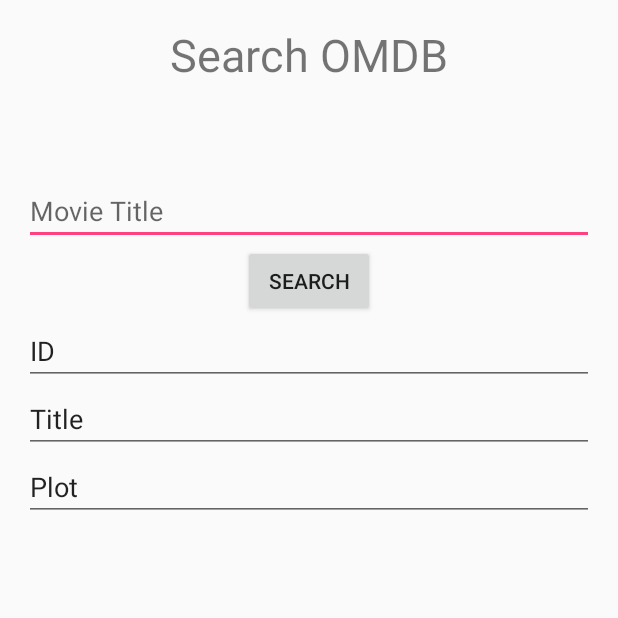
After one commit to bsberg/NewMoomieApp, an Android app: the AddMovieActivity screen opened directly, with no data from a screen before it, on a phone screen of 412 x 824 dp, the top half of it. The commit adds this screen. Run offline under Robolectric (Android 15) with nearby library versions, the phone set to English and light mode, and no system bars.

Commit message:
Connected to OMDB
-Successfully connected to the OMDB
-Can read imdbID, title, plot
-Adds movies to database

```diff
--- a/Moomie2/app/src/main/AndroidManifest.xml
+++ b/Moomie2/app/src/main/AndroidManifest.xml
@@ -41,7 +41,8 @@
         <activity
             android:name=".menu"
             android:label="@string/title_activity_menu"
-            android:theme="@style/AppTheme"/>
+            android:theme="@style/AppTheme" />
+        <activity android:name=".AddMovieActivity"></activity>
     </application>
 
 </manifest>
--- /dev/null
+++ b/Moomie2/app/src/main/java/com/example/brianberg/moomie2/AddMovieActivity.java
@@ -0,0 +1,75 @@
+package com.example.brianberg.moomie2;
+
+import android.support.v7.app.AppCompatActivity;
+import android.content.Context;
+import android.content.Intent;
+import android.content.SharedPreferences;
+
+import android.graphics.Typeface;
+import android.support.v7.app.ActionBarActivity;
+import android.os.Bundle;
+
+import android.util.Log;
+import android.view.Menu;
+import android.view.MenuItem;
+import android.view.View;
+
+import android.widget.Button;
+import android.widget.EditText;
+import android.widget.TextView;
+import android.widget.Toast;
+
+import java.util.List;
+
+public class AddMovieActivity extends AppCompatActivity {
+    EditText ed1, ed2, ed3, ed4;
+
+    private String url1 = "http://www.omdbapi.com/?t=";
+    private String url2 = "&y=&plot=short&r=xml";
+    private HandleXML obj;
+    Button b1;
+
+    @Override
+    protected void onCreate(Bundle savedInstanceState) {
+        super.onCreate(savedInstanceState);
+        setContentView(R.layout.activity_add_movie);
+        final DatabaseHandler db = new DatabaseHandler(this);
+
+        b1 = (Button)findViewById(R.id.button);
+
+        ed1 = (EditText)findViewById(R.id.editText);
+        ed2 = (EditText)findViewById(R.id.editText2);
+        ed3 = (EditText)findViewById(R.id.editText3);
+        ed4 = (EditText)findViewById(R.id.editText4);
+
+        b1.setOnClickListener(new View.OnClickListener() {
+                @Override
+                public void onClick(View v){
+                    String url = ed1.getText().toString();
+                    String finalUrl = url1 + url + url2;
+                    ed2.setText(finalUrl);
+                    Log.d("OMDB http",finalUrl);
+
+                    obj = new HandleXML(finalUrl);
+                    obj.fetchXML();
+
+                    while (obj.parsingComplete);
+                    ed2.setText(obj.getID());
+                    ed3.setText(obj.getTitle());
+                    ed4.setText(obj.getPlot());
+
+                    db.addMovieObject(new MovieObject(obj.getID(), obj.getTitle(), obj.getPlot()));
+                    // Read all of the movies
+                    Log.d("Reading: ", "Reading all movies..");
+                    List<MovieObject> movies = db.getAllMovieObjects();
+
+                    for(MovieObject moo : movies) {
+                        String log = "Id: " + moo.getID() + ", Title: " + moo.getTitle() + ", Plot: " + moo.getPlot();
+                        Log.d("Movies: ", log);
+                    }
+
+
+                }
+        });
+    }
+}
--- a/Moomie2/app/src/main/java/com/example/brianberg/moomie2/AddMovieOMDB.java
+++ b/Moomie2/app/src/main/java/com/example/brianberg/moomie2/AddMovieOMDB.java
@@ -6,6 +6,7 @@
 import android.view.LayoutInflater;
 import android.view.View;
 import android.view.ViewGroup;
+import android.widget.Button;
 
 
 /**
@@ -22,6 +23,10 @@
     @Override
     public View onCreateView(LayoutInflater inflater, ViewGroup container,
                              Bundle savedInstanceState) {
+        //super.onCreateView(savedInstanceState);
+        //setContentView(R.layout.activity_main);
+        //b1 = (Button)findViewByID(R.id.button);
+
         // Inflate the layout for this fragment
         return inflater.inflate(R.layout.fragment_add_movie_omdb, container, false);
     }
--- a/Moomie2/app/src/main/java/com/example/brianberg/moomie2/DatabaseHandler.java
+++ b/Moomie2/app/src/main/java/com/example/brianberg/moomie2/DatabaseHandler.java
@@ -75,7 +75,7 @@
             cursor.moveToFirst();
         }
 
-        MovieObject movie = new MovieObject(Integer.parseInt(cursor.getString(0)),
+        MovieObject movie = new MovieObject(cursor.getString(0),
                 cursor.getString(1), cursor.getString(2));
         // return Movie
         return movie;
@@ -95,7 +95,7 @@
         if(cursor.moveToFirst()) {
             do {
                 MovieObject movie = new MovieObject();
-                movie.setID(Integer.parseInt(cursor.getString(0)));
+                movie.setID(cursor.getString(0));
                 movie.setTitle(cursor.getString(1));
                 movie.setPlot(cursor.getString(2));
                 // Adding movie to list
--- a/Moomie2/app/src/main/java/com/example/brianberg/moomie2/MovieFragment.java
+++ b/Moomie2/app/src/main/java/com/example/brianberg/moomie2/MovieFragment.java
@@ -29,9 +29,9 @@
 
         //CRUD Operations
         Log.d("Insert: ", "Inserting...");
-        db.addMovieObject(new MovieObject(1, "The Revenant", "Leo gets mauled by a bear"));
-        db.addMovieObject(new MovieObject(2, "Star Wars", "Rebels blow up a space station"));
-        db.addMovieObject(new MovieObject(3, "Animal House", "Toga, toga, toga!"));
+        db.addMovieObject(new MovieObject("1", "The Revenant", "Leo gets mauled by a bear"));
+        db.addMovieObject(new MovieObject("2", "Star Wars", "Rebels blow up a space station"));
+        db.addMovieObject(new MovieObject("3", "Animal House", "Toga, toga, toga!"));
 
         // Read all of the movies
         Log.d("Reading: ", "Reading all movies..");
--- /dev/null
+++ b/Moomie2/app/src/main/res/layout/activity_add_movie.xml
@@ -0,0 +1,77 @@
+<?xml version="1.0" encoding="utf-8"?>
+<RelativeLayout xmlns:android="http://schemas.android.com/apk/res/android"
+    xmlns:tools="http://schemas.android.com/tools"
+    android:layout_width="match_parent"
+    android:layout_height="match_parent"
+    android:paddingBottom="@dimen/activity_vertical_margin"
+    android:paddingLeft="@dimen/activity_horizontal_margin"
+    android:paddingRight="@dimen/activity_horizontal_margin"
+    android:paddingTop="@dimen/activity_vertical_margin"
+    tools:context="com.example.brianberg.moomie2.AddMovieActivity">
+
+    <TextView
+        android:layout_width="wrap_content"
+        android:layout_height="wrap_content"
+        android:text="Search OMDB"
+        android:id="@+id/textView"
+        android:layout_alignParentTop="true"
+        android:layout_centerHorizontal="true"
+        android:textSize="30dp" />
+
+
+    <EditText
+        android:layout_width="wrap_content"
+        android:layout_height="wrap_content"
+        android:id="@+id/editText"
+        android:hint="Movie Title"
+        android:layout_below="@+id/textView"
+        android:layout_alignParentLeft="true"
+        android:layout_alignParentStart="true"
+        android:layout_marginTop="61dp"
+        android:layout_alignParentRight="true"
+        android:layout_alignParentEnd="true" />
+
+    <Button
+        android:layout_width="wrap_content"
+        android:layout_height="wrap_content"
+        android:text="Search"
+        android:id="@+id/button"
+        android:layout_below="@+id/editText"
+        android:layout_centerHorizontal="true" />
+
+    <EditText
+        android:layout_width="wrap_content"
+        android:layout_height="wrap_content"
+        android:id="@+id/editText2"
+        android:layout_below="@+id/button"
+        android:layout_alignParentLeft="true"
+        android:layout_alignParentStart="true"
+        android:layout_alignRight="@+id/editText"
+        android:layout_alignEnd="@+id/editText"
+        android:text="ID" />
+
+    <EditText
+        android:layout_width="wrap_content"
+        android:layout_height="wrap_content"
+        android:id="@+id/editText3"
+        android:layout_below="@+id/editText2"
+        android:layout_alignParentLeft="true"
+        android:layout_alignParentStart="true"
+        android:layout_alignParentRight="true"
+        android:layout_alignParentEnd="true"
+        android:text="Title" />
+
+    <EditText
+        android:layout_width="wrap_content"
+        android:layout_height="wrap_content"
+        android:id="@+id/editText4"
+        android:layout_below="@+id/editText3"
+        android:layout_alignParentLeft="true"
+        android:layout_alignParentStart="true"
+        android:layout_alignRight="@+id/editText3"
+        android:layout_alignEnd="@+id/editText3"
+        android:text="Plot" />
+
+
+
+</RelativeLayout>
```
Also changed, not shown: Moomie2/app/src/main/java/com/example/brianberg/moomie2/HandleXML.java (added, +114 -0 lines), Moomie2/app/src/main/java/com/example/brianberg/moomie2/MovieObject.java (+4 -4 lines), Moomie2/app/src/main/java/com/example/brianberg/moomie2/menu.java (+8 -6 lines).
